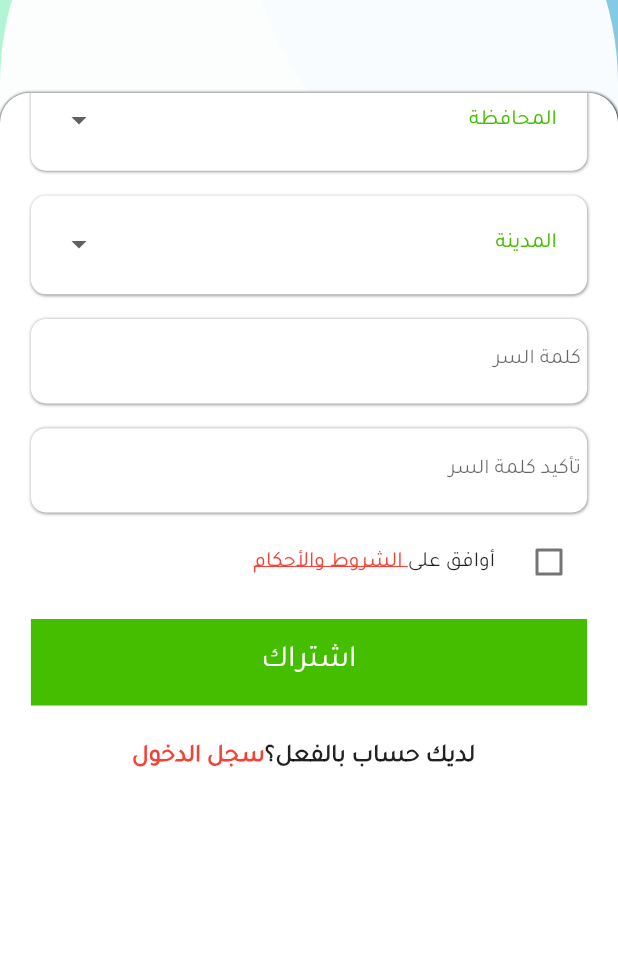
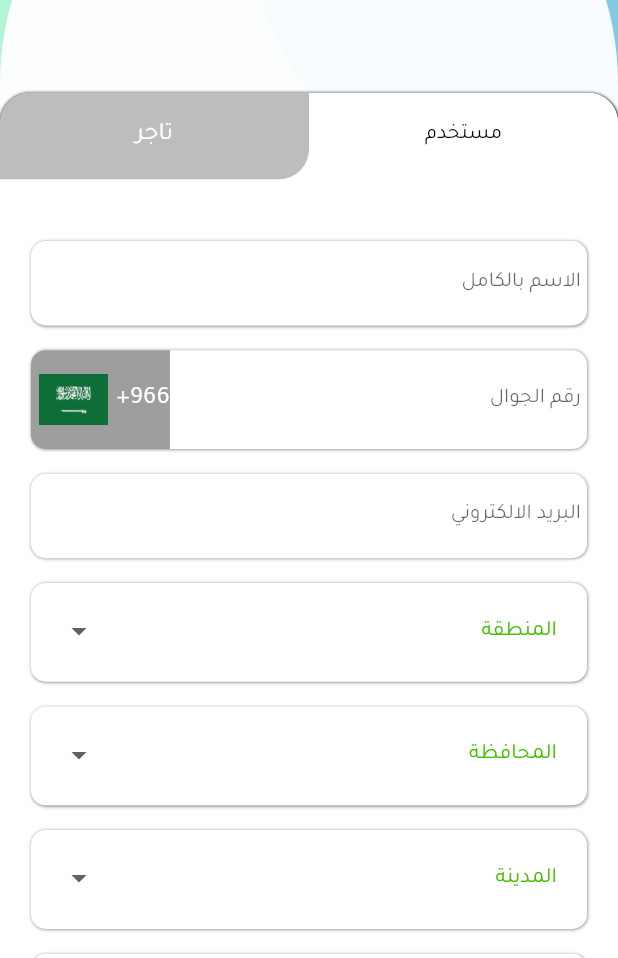
Before and after one commit to xscorpionxx/Ezz, a Flutter app: the Signup screen opened directly, on a phone screen of 412 x 824 dp, the part 278-1236 px from its top. Run offline on Flutter 3.47's test engine with Material 2 defaults, Android fonts, the phone set to English and light mode, and no system bars; our stand-ins replace auto_size_text, carousel_slider, cloud_firestore, dotted_border, firebase_auth, firebase_core and 12 more; missing offline and left inert: flutter_facebook_auth, flutter_restart, flutter_share; accounts and stored records are empty; network calls fail.

```diff
--- a/lib/screens/signup.dart
+++ b/lib/screens/signup.dart
@@ -166,7 +166,7 @@ class Statesign extends State<Signup>{
               spreadRadius: 0.0,
               offset: Offset(0.5, 0.5), // shadow direction: bottom right
             )],borderRadius: BorderRadius.only(topRight: Radius.circular(20),topLeft: Radius.circular(20)),color: Colors.white),height: MediaQuery.of(context).size.height*0.7,width: MediaQuery.of(context).size.width,
-                child:SingleChildScrollView(reverse: true,
+                child:SingleChildScrollView(
                   child:  Column(children: [
                       Container(child: Row(children: [Expanded(child:type?  Container(decoration:BoxDecoration(color: Colors.white,borderRadius: BorderRadius.only(topLeft: Radius.circular(20),bottomRight: Radius.circular(20))),height: MediaQuery.of(context).size.height*0.07,child:Center(child: Text("تاجر",style: TextStyle(color: Colors.black),)),):InkWell(onTap: (){type= true ; setState(() {});},child: Container(decoration:BoxDecoration(color: Colors.black26,borderRadius: BorderRadius.only(topLeft: Radius.circular(20),bottomRight: Radius.circular(20))),height: MediaQuery.of(context).size.height*0.07,child:Center(child: Text("تاجر",style: TextStyle(fontSize: MediaQuery.of(context).size.height*0.02,color: Colors.white),)),)))
                         ,Expanded(child:!type?Container(decoration:BoxDecoration(color: Colors.white,borderRadius: BorderRadius.only(bottomLeft: Radius.circular(20),topRight: Radius.circular(20))),height: MediaQuery.of(context).size.height*0.07 ,child:Center(child: Text("مستخدم",style: TextStyle(color: Colors.black))),): InkWell(onTap: (){type = false; setState(() {});},child: Container(decoration:BoxDecoration(color: Colors.black26,borderRadius: BorderRadius.only(bottomLeft: Radius.circular(20),topRight: Radius.circular(20))),height: MediaQuery.of(context).size.height*0.07 ,child:Center(child: Text("مستخدم",style: TextStyle(fontSize: MediaQuery.of(context).size.height*0.02,color: Colors.white),)),) ))],),)
```
